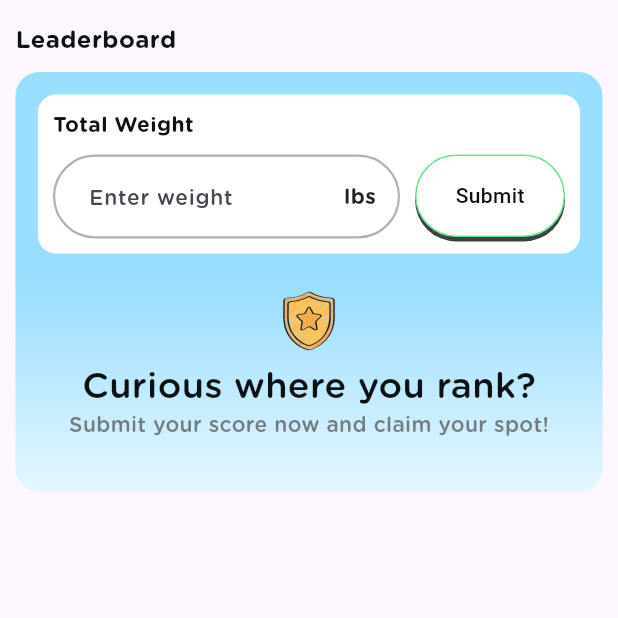
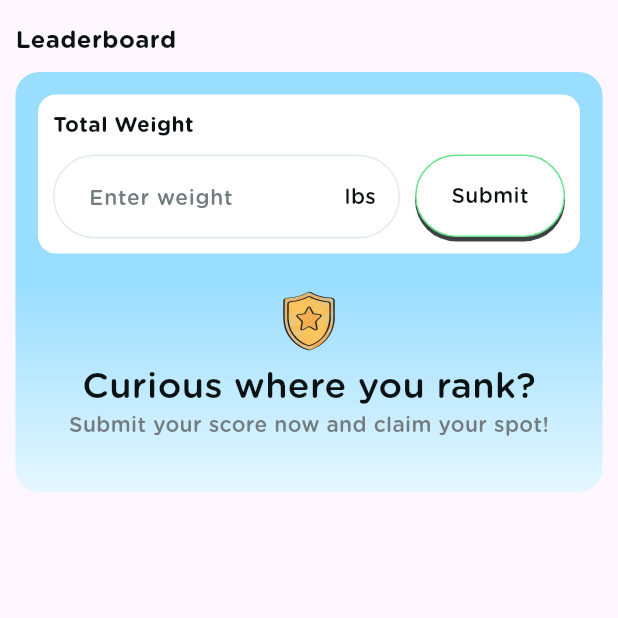
Before and after one commit to rienierpatron/test_gymie_screens, a Flutter app: the screen it shows after launch, on a phone screen of 412 x 824 dp, the top half of it. Run offline on Flutter 3.47's test engine with Material 3 defaults, Android fonts, the phone set to English and light mode, and no system bars.

Commit message:
button UI adjustment

```diff
--- a/lib/leaderboard/weight_submission.dart
+++ b/lib/leaderboard/weight_submission.dart
@@ -46,26 +46,28 @@ class WeightSubmission extends StatelessWidget {
                       fontFamily: 'Gotham Rounded',
                       fontWeight: FontWeight.w500,
                       fontSize: 14,
+                      color: Color(0xFF737C80),
                     ),
                     contentPadding: EdgeInsets.symmetric(vertical: 16.0, horizontal: 20.0),
                     border: OutlineInputBorder(
                       borderRadius: BorderRadius.circular(30.0),
                       borderSide: BorderSide(
-                        color: Color.fromARGB(255, 177, 177, 177),
+                        color: Color(0xFFE6E9EB),
+                        width: 1,
                       ),
                     ),
                     enabledBorder: OutlineInputBorder(
                       borderRadius: BorderRadius.circular(30.0),
                       borderSide: BorderSide(
-                        color: Color.fromARGB(255, 177, 177, 177),
-                        width: 1.5,
+                        color: Color(0xFFE6E9EB),
+                        width: 1,
                       ),
                     ),
                     focusedBorder: OutlineInputBorder(
                       borderRadius: BorderRadius.circular(30.0),
                       borderSide: BorderSide(
-                        color: Color.fromARGB(255, 177, 177, 177),
-                        width: 1.5,
+                        color: Color(0xFFE6E9EB),
+                        width: 1,
                       ),
                     ),
                     filled: true,
@@ -75,8 +77,8 @@ class WeightSubmission extends StatelessWidget {
                       child: Text(
                         'lbs',
                         style: TextStyle(
-                          color: Colors.black87,
-                          fontWeight: FontWeight.bold,
+                          color: Color(0xFF0C1214),
+                          fontWeight: FontWeight.w500,
                           fontSize: 14,
                           fontFamily: 'Gotham Rounded',
                         ),
@@ -121,6 +123,7 @@ class WeightSubmission extends StatelessWidget {
                           style: TextStyle(
                             color: Color(0xFF0C1214),
                             fontWeight: FontWeight.w500,
+                            fontFamily: 'Gotham Rounded',
                           ),
                         ),
                       ],
```
